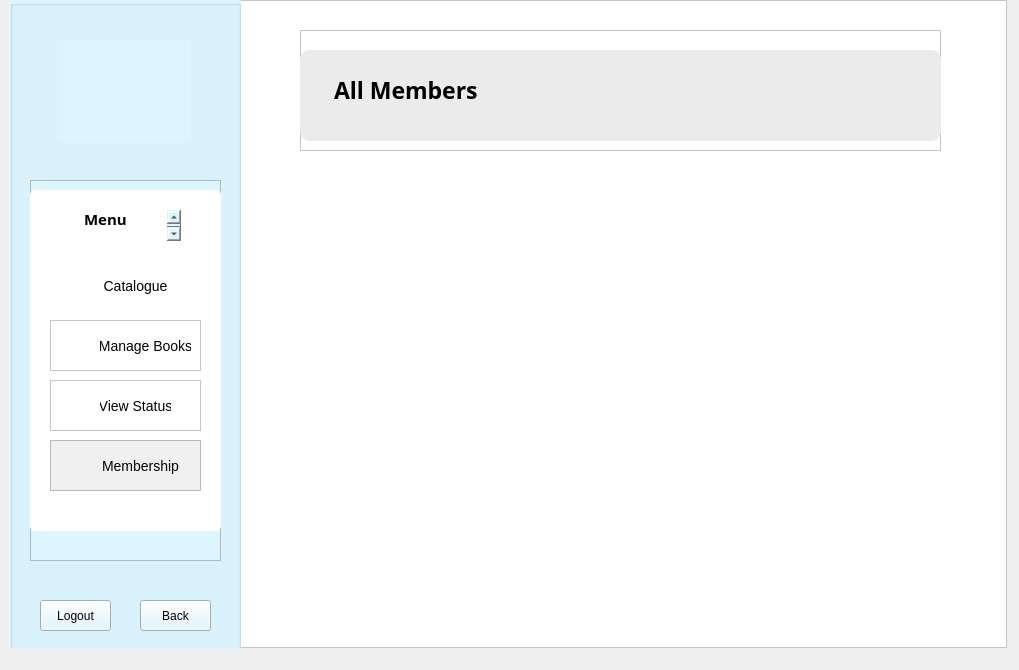
Above: adminviewallmembers.ui from TenacioussD/library_information_system before the change. Below: the same form after it.
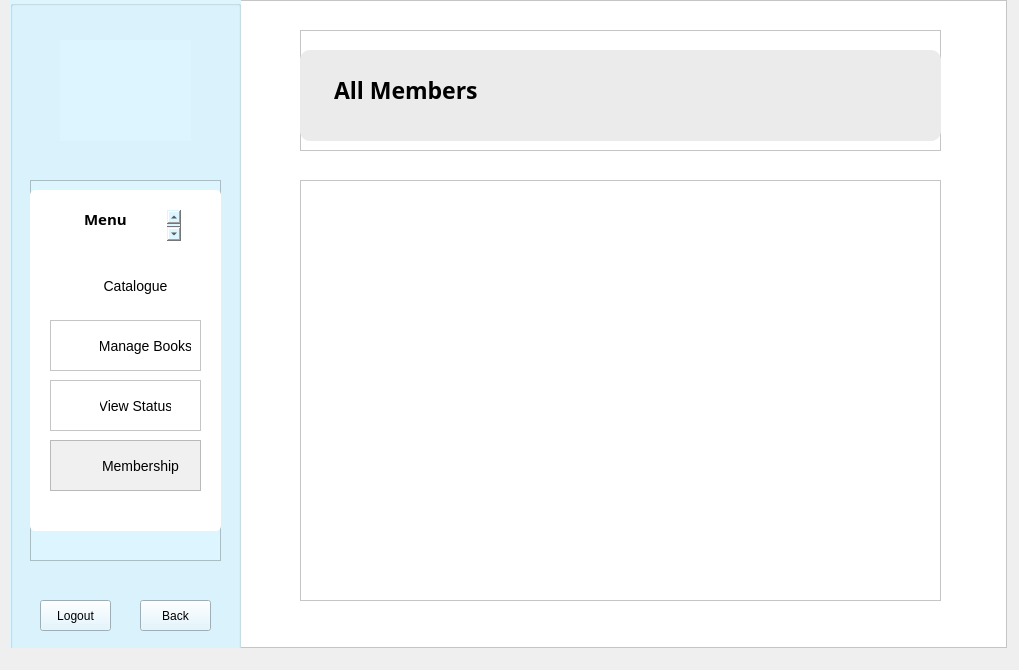
That is the form after the change. Icons and pictures are not drawn.

Commit message: We can now view all members with this code

Patch:
```diff
--- a/adminviewallmembers.ui
+++ b/adminviewallmembers.ui
@@ -482,6 +482,16 @@
      </property>
     </widget>
    </widget>
+   <widget class="QTableView" name="tableView">
+    <property name="geometry">
+     <rect>
+      <x>290</x>
+      <y>180</y>
+      <width>641</width>
+      <height>421</height>
+     </rect>
+    </property>
+   </widget>
   </widget>
  </widget>
  <resources>
```
The commit also changes 5 other files.
